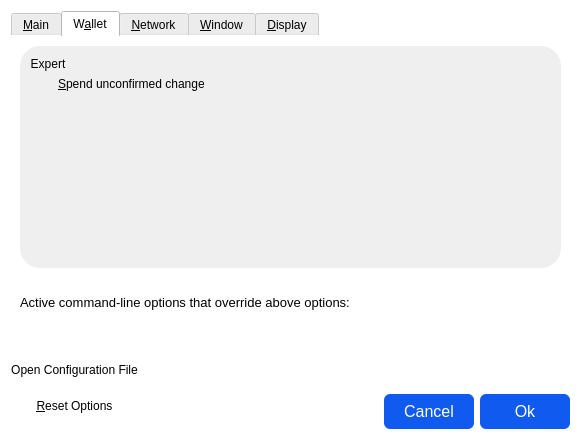
Veil-Project/veil, file src/qt/forms/optionsdialog.ui: the form before one commit.
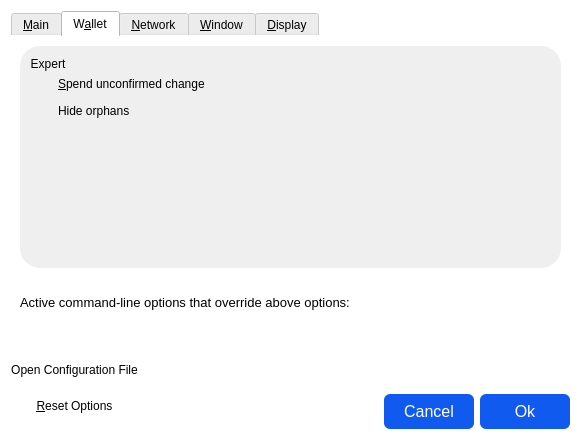
The form after the commit. The open tabs and pages were chosen to show the change. Icons and pictures are not drawn. Custom widgets are drawn as their Qt base class.

Commit message: hide orphans

Diff of the .ui file:
```diff
--- a/src/qt/forms/optionsdialog.ui
+++ b/src/qt/forms/optionsdialog.ui
@@ -330,6 +330,13 @@
                </property>
               </widget>
              </item>
+             <item>
+              <widget class="QCheckBox" name="hideOrphans">
+               <property name="text">
+                <string>Hide orphans</string>
+               </property>
+              </widget>
+             </item>
             </layout>
            </widget>
           </item>
```
Left out of the diff: 2 changed lines with no effect on the pictures. The commit also changes 8 other files.
